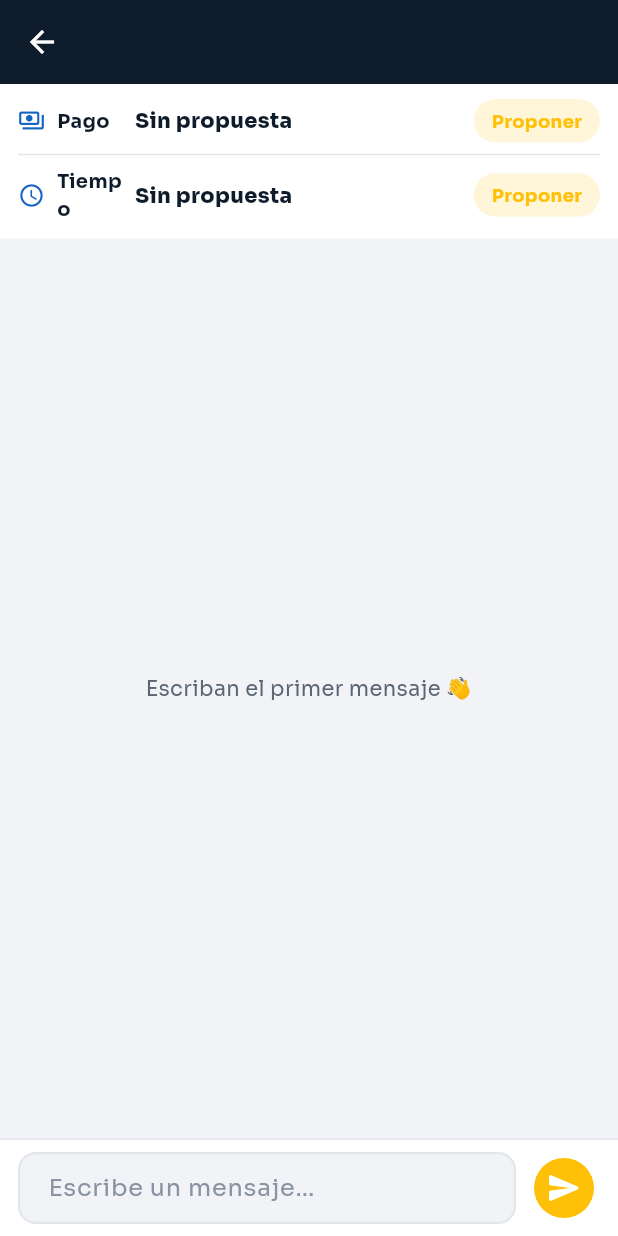
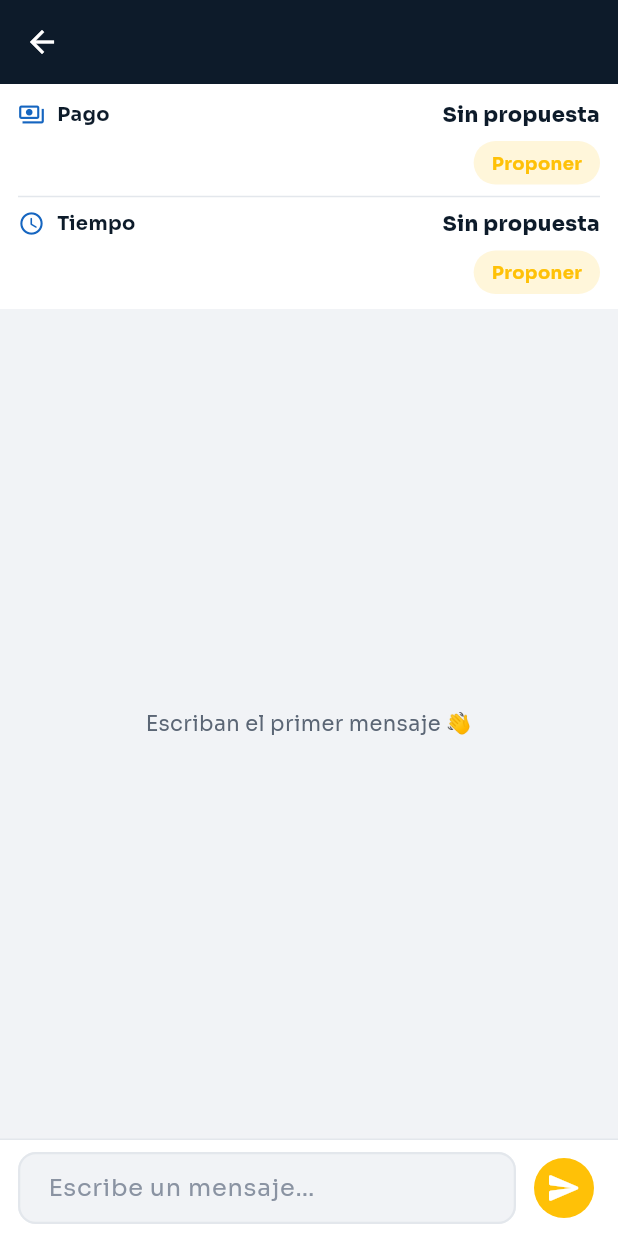
Before and after one commit to cadaba25/TRABAJITO-APP, a Flutter app: the ChatScreen screen opened directly with empty values, on a phone screen of 412 x 824 dp. Run offline on Flutter 3.47's test engine with Material 3 defaults, Android fonts, the phone set to English and light mode, and no system bars; our stand-ins replace cloud_firestore, firebase_auth, firebase_core, google_fonts; accounts and stored records are empty.

Commit message:
Contrapropuestas en la negociacion; la primera propuesta la hace el trabajador
- Quien recibe una propuesta puede Aceptar o Contraproponer (va y viene
  entre ambas partes hasta el acuerdo).
- La primera propuesta (pago y tiempo) siempre la inicia el trabajador; el
  contratista ve "Esperando al trabajador" hasta que este proponga.
- Panel de negociacion reordenado: la accion va en su propia linea para
  evitar desbordes.

Co-Authored-By: Claude Opus 4.8 <noreply@anthropic.com>
Claude-Session: https://claude.ai/code/session_01GbBBJNMK8iRPJ5Zz2J5ivU

```diff
--- a/lib/screens/chat_screen.dart
+++ b/lib/screens/chat_screen.dart
@@ -121,6 +121,7 @@ class _ChatScreenState extends State<ChatScreen> {
                 : 'Sin propuesta',
             acordado: chat.pagoAcordado,
             pendiente: chat.pagoPendiente,
+            sinPropuesta: chat.pagoPropuestoPor.isEmpty,
             propuestoPorMi: chat.pagoPropuestoPor == _miUid,
             onProponer: _proponerPago,
             onAceptar: () => _servicio.aceptarPago(chat.id, _miUid),
@@ -133,6 +134,7 @@ class _ChatScreenState extends State<ChatScreen> {
             valor: chat.tiempoValor.isNotEmpty ? chat.tiempoValor : 'Sin propuesta',
             acordado: chat.tiempoAcordado,
             pendiente: chat.tiempoPendiente,
+            sinPropuesta: chat.tiempoPropuestoPor.isEmpty,
             propuestoPorMi: chat.tiempoPropuestoPor == _miUid,
             onProponer: _proponerTiempo,
             onAceptar: () => _servicio.aceptarTiempo(chat.id, _miUid),
@@ -149,33 +151,17 @@ class _ChatScreenState extends State<ChatScreen> {
     required String valor,
     required bool acordado,
     required bool pendiente,
+    required bool sinPropuesta,
     required bool propuestoPorMi,
     required VoidCallback onProponer,
     required Future<void> Function() onAceptar,
   }) {
-    return Row(
-      children: [
-        Icon(icono, size: 18, color: AppColores.azulProfesional),
-        const SizedBox(width: 8),
-        SizedBox(
-          width: 52,
-          child: Text(titulo,
-              style: TextStyle(
-                  fontWeight: FontWeight.w700,
-                  fontSize: 13,
-                  color: colorTextoFuerte(context))),
-        ),
-        Expanded(
-          child: Text(
-            valor,
-            style: TextStyle(
-                fontSize: 14,
-                fontWeight: FontWeight.w800,
-                color: acordado ? AppColores.verde : colorTextoFuerte(context)),
-          ),
-        ),
-        if (acordado)
-          const Row(
+    final esTrabajador = !widget.usuario.esEmpleador;
+
+    Widget accion;
+    if (acordado) {
+      accion = const Row(
+        mainAxisSize: MainAxisSize.min,
         children: [
           Icon(Icons.check_circle_rounded, color: AppColores.verde, size: 18),
           SizedBox(width: 4),
@@ -185,14 +171,59 @@ class _ChatScreenState extends State<ChatScreen> {
                   fontWeight: FontWeight.w700,
                   fontSize: 12)),
         ],
-          )
-        else if (pendiente && !propuestoPorMi)
-          _botonMini('Aceptar', AppColores.verde, () => onAceptar())
-        else if (pendiente && propuestoPorMi)
-          Text('Esperando…',
-              style: TextStyle(color: colorTextoSuave(context), fontSize: 12))
-        else
-          _botonMini('Proponer', AppColores.acento, onProponer),
+      );
+    } else if (sinPropuesta) {
+      // La primera propuesta siempre la hace el trabajador.
+      accion = esTrabajador
+          ? _botonMini('Proponer', AppColores.acento, onProponer)
+          : Text('Esperando al trabajador',
+              style: TextStyle(color: colorTextoSuave(context), fontSize: 12));
+    } else if (pendiente && !propuestoPorMi) {
+      // Puedo aceptar o hacer una contrapropuesta.
+      accion = Row(
+        mainAxisSize: MainAxisSize.min,
+        children: [
+          _botonMini('Aceptar', AppColores.verde, () => onAceptar()),
+          const SizedBox(width: 6),
+          _botonMini('Contraproponer', AppColores.acento, onProponer),
+        ],
+      );
+    } else {
+      // Propuesta mía pendiente: espero la respuesta del otro.
+      accion = Text('Esperando…',
+          style: TextStyle(color: colorTextoSuave(context), fontSize: 12));
+    }
+
+    return Column(
+      crossAxisAlignment: CrossAxisAlignment.stretch,
+      children: [
+        Row(
+          children: [
+            Icon(icono, size: 18, color: AppColores.azulProfesional),
+            const SizedBox(width: 8),
+            Text(titulo,
+                style: TextStyle(
+                    fontWeight: FontWeight.w700,
+                    fontSize: 13,
+                    color: colorTextoFuerte(context))),
+            const SizedBox(width: 12),
+            Expanded(
+              child: Text(
+                valor,
+                textAlign: TextAlign.end,
+                maxLines: 1,
+                overflow: TextOverflow.ellipsis,
+                style: TextStyle(
+                    fontSize: 14,
+                    fontWeight: FontWeight.w800,
+                    color:
+                        acordado ? AppColores.verde : colorTextoFuerte(context)),
+              ),
+            ),
+          ],
+        ),
+        const SizedBox(height: 8),
+        Align(alignment: Alignment.centerRight, child: accion),
       ],
     );
   }
```
Lines whose indentation alone changed are shown as unchanged.
